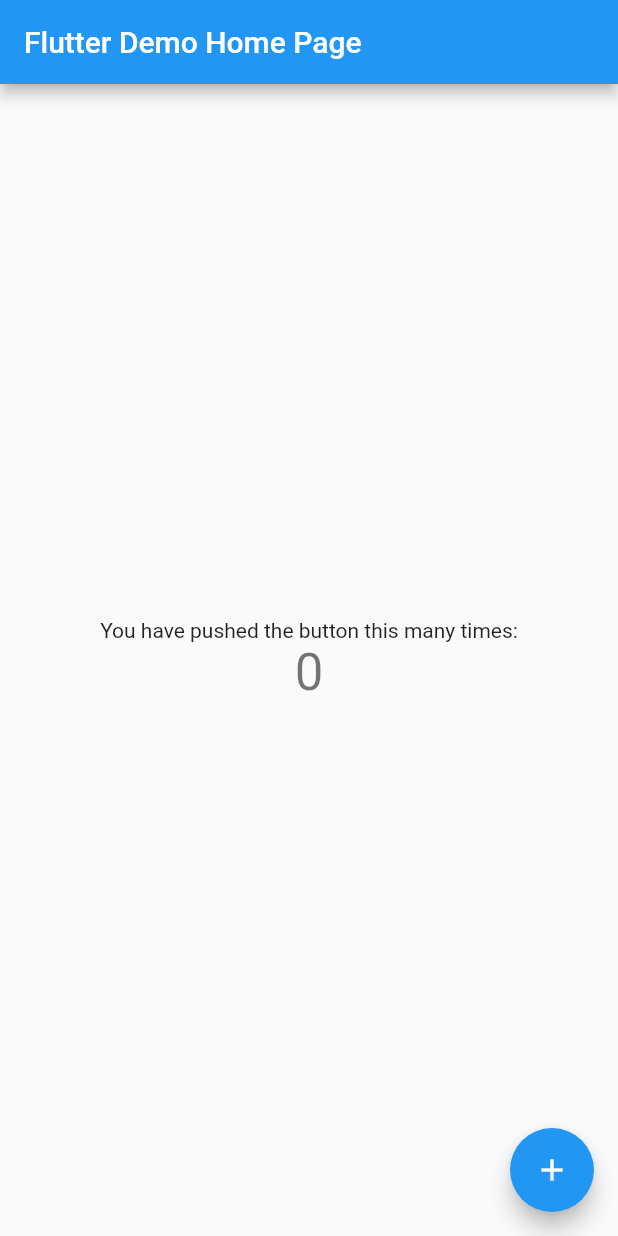
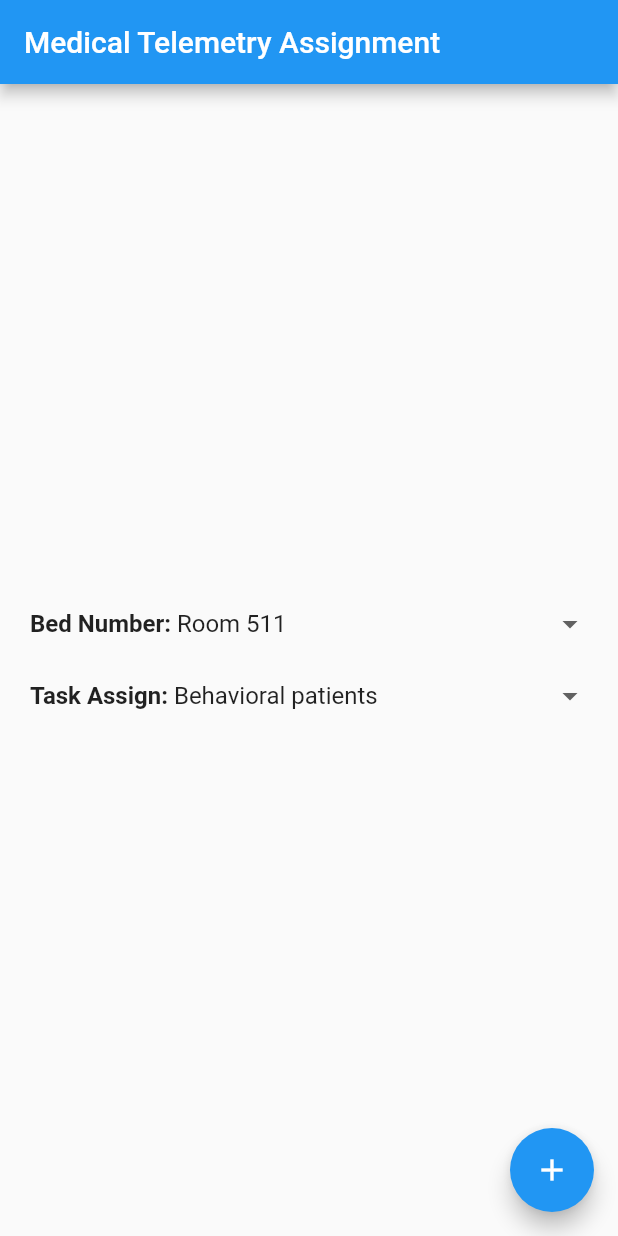
Before and after one commit to erylljoy24/nurse-task, a Flutter app: the screen it shows after launch, on a phone screen of 412 x 824 dp. Run offline on Flutter 3.47's test engine with Material 2 defaults, Android fonts, the phone set to English and light mode, and no system bars.

Commit message:
added constants

```diff
--- /dev/null
+++ b/lib/constants/constants.dart
@@ -0,0 +1,66 @@
+List<String> tasks = [
+  'Behavioral patients',
+  'Restraints',
+  'Blood Transfusion',
+  'CIWA',
+  'Covid Isolation',
+  'Discharge',
+  'Keep same set',
+  'Isolation',
+  'FSBG (Blood sugar check)',
+  'Heparin Drip',
+];
+
+List<String> nurses = [
+  'Nurse 1',
+  'Nurse 2',
+  'Nurse 3',
+  'Nurse 4',
+  'Nurse 5',
+  'Nurse 6',
+  'Nurse 7',
+  'Nurse 8',
+  'Nurse 9',
+];
+
+List<String> bedNumber = [
+  // South Side
+  'Room 511',
+  'Room 512',
+  'Room 513',
+  'Room 514',
+  'Room 515',
+  'Room 516',
+  'Room 517',
+  'Room 518',
+  'Room519',
+  'Room 520',
+  'Room 521',
+  'Room 541',
+  'Room 542',
+  'Room 543',
+  'Room 544',
+  'Room 545',
+  'Room 547',
+  'Room 548',
+
+  // West Side
+  'Room 522',
+  'Room 523',
+  'Room 524',
+  'Room 525',
+  'Room 526',
+  'Room 527',
+  'Room 528',
+  'Room 529',
+  'Room 530',
+  'Room 531',
+  'Room 532',
+  'Room 533',
+  'Room 534',
+  'Room 536',
+  'Room 537',
+  'Room 538',
+  'Room 539',
+  'Room 540',
+];
--- a/lib/main.dart
+++ b/lib/main.dart
@@ -1,4 +1,5 @@
 import 'package:flutter/material.dart';
+import 'package:task_nurses/task_main_page.dart';
 
 void main() {
   runApp(const MyApp());
@@ -28,88 +29,3 @@
     );
   }
 }
-
-class MyHomePage extends StatefulWidget {
-  const MyHomePage({super.key, required this.title});
-
-  // This widget is the home page of your application. It is stateful, meaning
-  // that it has a State object (defined below) that contains fields that affect
-  // how it looks.
-
-  // This class is the configuration for the state. It holds the values (in this
-  // case the title) provided by the parent (in this case the App widget) and
-  // used by the build method of the State. Fields in a Widget subclass are
-  // always marked "final".
-
-  final String title;
-
-  @override
-  State<MyHomePage> createState() => _MyHomePageState();
-}
-
-class _MyHomePageState extends State<MyHomePage> {
-  int _counter = 0;
-
-  void _incrementCounter() {
-    setState(() {
-      // This call to setState tells the Flutter framework that something has
-      // changed in this State, which causes it to rerun the build method below
-      // so that the display can reflect the updated values. If we changed
-      // _counter without calling setState(), then the build method would not be
-      // called again, and so nothing would appear to happen.
-      _counter++;
-    });
-  }
-
-  @override
-  Widget build(BuildContext context) {
-    // This method is rerun every time setState is called, for instance as done
-    // by the _incrementCounter method above.
-    //
-    // The Flutter framework has been optimized to make rerunning build methods
-    // fast, so that you can just rebuild anything that needs updating rather
-    // than having to individually change instances of widgets.
-    return Scaffold(
-      appBar: AppBar(
-        // Here we take the value from the MyHomePage object that was created by
-        // the App.build method, and use it to set our appbar title.
-        title: Text(widget.title),
-      ),
-      body: Center(
-        // Center is a layout widget. It takes a single child and positions it
-        // in the middle of the parent.
-        child: Column(
-          // Column is also a layout widget. It takes a list of children and
-          // arranges them vertically. By default, it sizes itself to fit its
-          // children horizontally, and tries to be as tall as its parent.
-          //
-          // Invoke "debug painting" (press "p" in the console, choose the
-          // "Toggle Debug Paint" action from the Flutter Inspector in Android
-          // Studio, or the "Toggle Debug Paint" command in Visual Studio Code)
-          // to see the wireframe for each widget.
-          //
-          // Column has various properties to control how it sizes itself and
-          // how it positions its children. Here we use mainAxisAlignment to
-          // center the children vertically; the main axis here is the vertical
-          // axis because Columns are vertical (the cross axis would be
-          // horizontal).
-          mainAxisAlignment: MainAxisAlignment.center,
-          children: <Widget>[
-            const Text(
-              'You have pushed the button this many times:',
-            ),
-            Text(
-              '$_counter',
-              style: Theme.of(context).textTheme.headlineMedium,
-            ),
-          ],
-        ),
-      ),
-      floatingActionButton: FloatingActionButton(
-        onPressed: _incrementCounter,
-        tooltip: 'Increment',
-        child: const Icon(Icons.add),
-      ), // This trailing comma makes auto-formatting nicer for build methods.
-    );
-  }
-}
--- a/lib/task_main_page.dart
+++ b/lib/task_main_page.dart
@@ -1,4 +1,5 @@
 import 'package:flutter/material.dart';
+import 'package:task_nurses/constants/constants.dart';
 
 class MyHomePage extends StatefulWidget {
   const MyHomePage({super.key, required this.title});
@@ -19,68 +20,110 @@
 }
 
 class _MyHomePageState extends State<MyHomePage> {
+
+
+
+  String selectedTask = '';
+  String selectedBed = '';
+
   int _counter = 0;
 
   void _incrementCounter() {
     setState(() {
-      // This call to setState tells the Flutter framework that something has
-      // changed in this State, which causes it to rerun the build method below
-      // so that the display can reflect the updated values. If we changed
-      // _counter without calling setState(), then the build method would not be
-      // called again, and so nothing would appear to happen.
       _counter++;
     });
   }
 
   @override
+  void initState() {
+    // TODO: implement initState
+    super.initState();
+    selectedBed = bedNumber[0];
+    selectedTask = tasks[0];
+  }
+
+  @override
   Widget build(BuildContext context) {
-    // This method is rerun every time setState is called, for instance as done
-    // by the _incrementCounter method above.
-    //
-    // The Flutter framework has been optimized to make rerunning build methods
-    // fast, so that you can just rebuild anything that needs updating rather
-    // than having to individually change instances of widgets.
     return Scaffold(
       appBar: AppBar(
-        // Here we take the value from the MyHomePage object that was created by
-        // the App.build method, and use it to set our appbar title.
-        title: Text(widget.title),
+        title: const Text('Medical Telemetry Assignment'),
       ),
       body: Center(
-        // Center is a layout widget. It takes a single child and positions it
-        // in the middle of the parent.
+        child: Container(
+          padding: const EdgeInsets.only(right: 20, left: 20),
           child: Column(
-          // Column is also a layout widget. It takes a list of children and
-          // arranges them vertically. By default, it sizes itself to fit its
-          // children horizontally, and tries to be as tall as its parent.
-          //
-          // Invoke "debug painting" (press "p" in the console, choose the
-          // "Toggle Debug Paint" action from the Flutter Inspector in Android
-          // Studio, or the "Toggle Debug Paint" command in Visual Studio Code)
-          // to see the wireframe for each widget.
-          //
-          // Column has various properties to control how it sizes itself and
-          // how it positions its children. Here we use mainAxisAlignment to
-          // center the children vertically; the main axis here is the vertical
-          // axis because Columns are vertical (the cross axis would be
-          // horizontal).
             mainAxisAlignment: MainAxisAlignment.center,
             children: <Widget>[
+              Row(
+                children: [
                   const Text(
-              'You have pushed the button this many times:',
+                    'Bed Number: ',
+                    style: TextStyle(
+                        fontWeight: FontWeight.bold, fontSize: 16),
                   ),
-            Text(
-              '$_counter',
-              style: Theme.of(context).textTheme.headlineMedium,
+                  Expanded(
+                      child: DropdownButton<String>(
+                        underline: const SizedBox.shrink(),
+                        value: selectedBed,
+                        isExpanded: true,
+                        onChanged: (newValue) {
+                          setState(() {
+                            selectedBed = newValue!;
+                          });
+                        },
+                        items: bedNumber.map<DropdownMenuItem<String>>((value) {
+                          return DropdownMenuItem(
+                            value: value,
+                            child: Text(
+                              value,
+                              style: const TextStyle(fontSize: 16),
+                            ),
+                          );
+                        }).toList(),
+                      )
+                  )
+                ],
+              ),
+
+              Row(
+                children: [
+                  const Text(
+                    'Task Assign: ',
+                    style: TextStyle(
+                        fontWeight: FontWeight.bold, fontSize: 16),
+                  ),
+                  Expanded(
+                      child: DropdownButton<String>(
+                        underline: const SizedBox.shrink(),
+                        value: selectedTask,
+                        isExpanded: true,
+                        onChanged: (newValue) {
+                          setState(() {
+                            selectedTask = newValue!;
+                          });
+                        },
+                        items: tasks.map<DropdownMenuItem<String>>((value) {
+                          return DropdownMenuItem(
+                            value: value,
+                            child: Text(
+                              value,
+                              style: const TextStyle(fontSize: 16),
+                            ),
+                          );
+                        }).toList(),
+                      )
+                  )
+                ],
               ),
             ],
           ),
         ),
+      ),
       floatingActionButton: FloatingActionButton(
         onPressed: _incrementCounter,
-        tooltip: 'Increment',
+        tooltip: 'Submit',
         child: const Icon(Icons.add),
-      ), // This trailing comma makes auto-formatting nicer for build methods.
+      ),
     );
   }
 }
```
Lines whose indentation alone changed are shown as unchanged.
